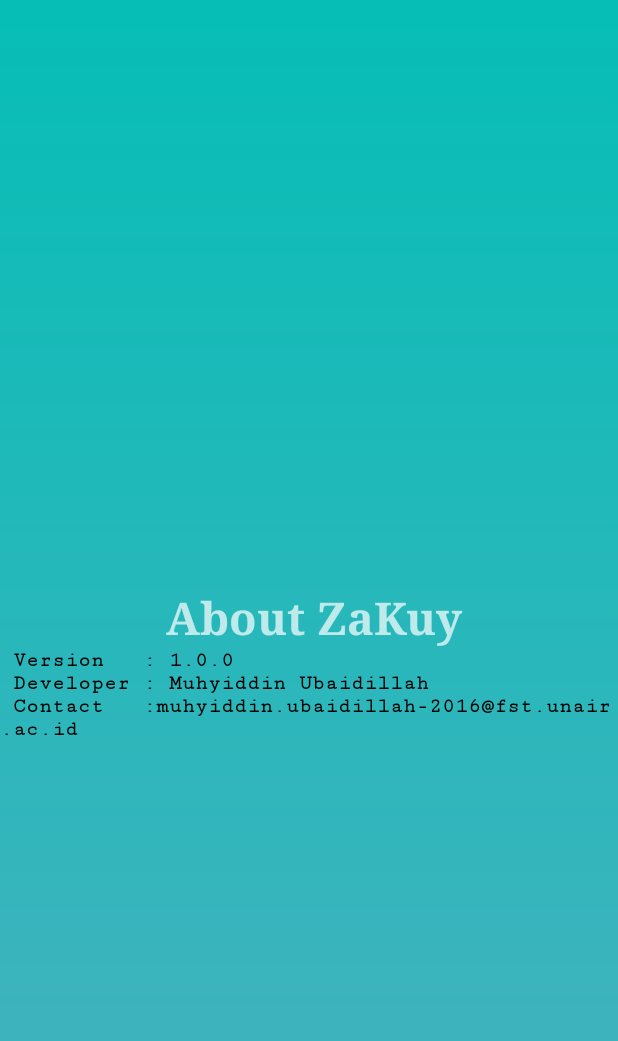
After one commit to muhyiddin878/ZaKuy, an Android app: the TentangActivity screen opened directly, with no data from a screen before it, on a phone screen of 412 x 824 dp. The commit adds this screen. Shown: the top 1041 px of the screen. Run offline under Robolectric (Android 15) with nearby library versions, the phone set to English and light mode, and no system bars.

Commit message:
tambah halaman tentang

```diff
--- /dev/null
+++ b/app/src/main/java/com/example/muhyiddin/zakuy/TentangActivity.java
@@ -0,0 +1,13 @@
+package com.example.muhyiddin.zakuy;
+
+import android.support.v7.app.AppCompatActivity;
+import android.os.Bundle;
+
+public class TentangActivity extends AppCompatActivity {
+
+    @Override
+    protected void onCreate(Bundle savedInstanceState) {
+        super.onCreate(savedInstanceState);
+        setContentView(R.layout.activity_tentang);
+    }
+}
--- /dev/null
+++ b/app/src/main/res/drawable/ic_more_vert_black_24dp.xml
@@ -0,0 +1,5 @@
+<vector android:height="24dp" android:tint="#FAFFFB"
+    android:viewportHeight="24.0" android:viewportWidth="24.0"
+    android:width="24dp" xmlns:android="http://schemas.android.com/apk/res/android">
+    <path android:fillColor="#FF000000" android:pathData="M12,8c1.1,0 2,-0.9 2,-2s-0.9,-2 -2,-2 -2,0.9 -2,2 0.9,2 2,2zM12,10c-1.1,0 -2,0.9 -2,2s0.9,2 2,2 2,-0.9 2,-2 -0.9,-2 -2,-2zM12,16c-1.1,0 -2,0.9 -2,2s0.9,2 2,2 2,-0.9 2,-2 -0.9,-2 -2,-2z"/>
+</vector>
--- /dev/null
+++ b/app/src/main/res/layout/activity_tentang.xml
@@ -0,0 +1,30 @@
+<?xml version="1.0" encoding="utf-8"?>
+<RelativeLayout xmlns:android="http://schemas.android.com/apk/res/android"
+    xmlns:app="http://schemas.android.com/apk/res-auto"
+    xmlns:tools="http://schemas.android.com/tools"
+    android:layout_width="match_parent"
+    android:layout_height="match_parent"
+    android:background="@drawable/gradient_bg_5"
+    tools:context=".TentangActivity">
+
+
+    <TextView
+        android:layout_width="wrap_content"
+        android:id="@+id/title"
+        android:fontFamily="serif"
+        android:layout_height="wrap_content"
+        android:layout_centerInParent="true"
+        android:text=" About ZaKuy"
+        android:textSize="30sp"
+        android:textStyle="bold" />
+    <TextView
+        android:layout_below="@+id/title"
+        android:layout_centerInParent="true"
+        android:layout_width="wrap_content"
+        android:layout_height="wrap_content"
+        android:textColor="@android:color/black"
+        android:textStyle="bold"
+        android:fontFamily="serif-monospace"
+        android:text=" Version   : 1.0.0 \n Developer : Muhyiddin Ubaidillah \n Contact   :muhyiddin.ubaidillah-2016@fst.unair.ac.id"/>
+
+</RelativeLayout>
--- /dev/null
+++ b/app/src/main/res/menu/menu.xml
@@ -0,0 +1,5 @@
+<?xml version="1.0" encoding="utf-8"?>
+<menu xmlns:android="http://schemas.android.com/apk/res/android"
+    xmlns:app="http://schemas.android.com/apk/res-auto">
+<item android:id="@+id/tentangaplikasi" app:showAsAction="never" android:title="About Application"></item>
+</menu>
--- a/app/src/main/res/values/strings.xml
+++ b/app/src/main/res/values/strings.xml
@@ -13,7 +13,6 @@
     <string name="hadist2arti">“No people are reluctant to give alms from their property, but they will be prevented from getting rain from the sky. If it were not for livestock, they would not have been given rain.(HR.MUSLIM)</string>
     <string name="hadist3">وَأَقِيمُوا الصَّلَاةَ وَآَتُوا الزَّكَاةَ </string>
     <string name="hadist3arti">And establish prayer and give zakah and bow with those who bow [in worship and obedience]. (QS. Al Baqarah: 43)”</string>
-
 
 
     <string name="jenispengairan">
```
Also changed, not shown: app/src/main/AndroidManifest.xml (+6 -9 lines), app/src/main/java/com/example/muhyiddin/zakuy/MainActivity.java (+33 -3 lines), app/src/main/res/layout/activity_main.xml (+9 -0 lines).
